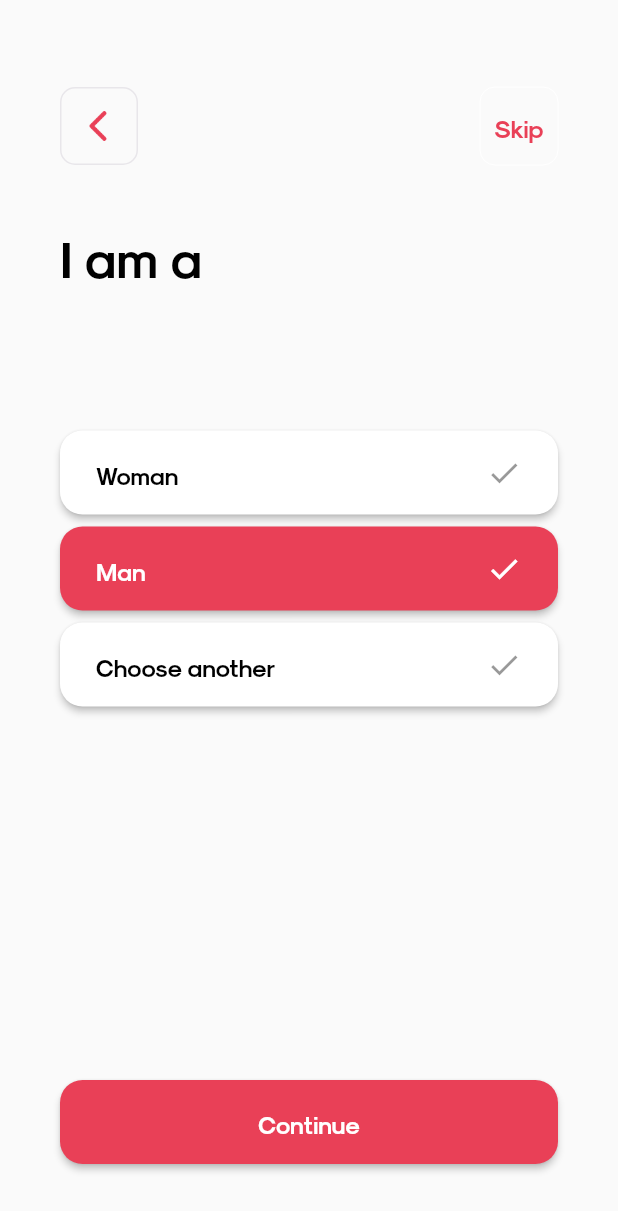
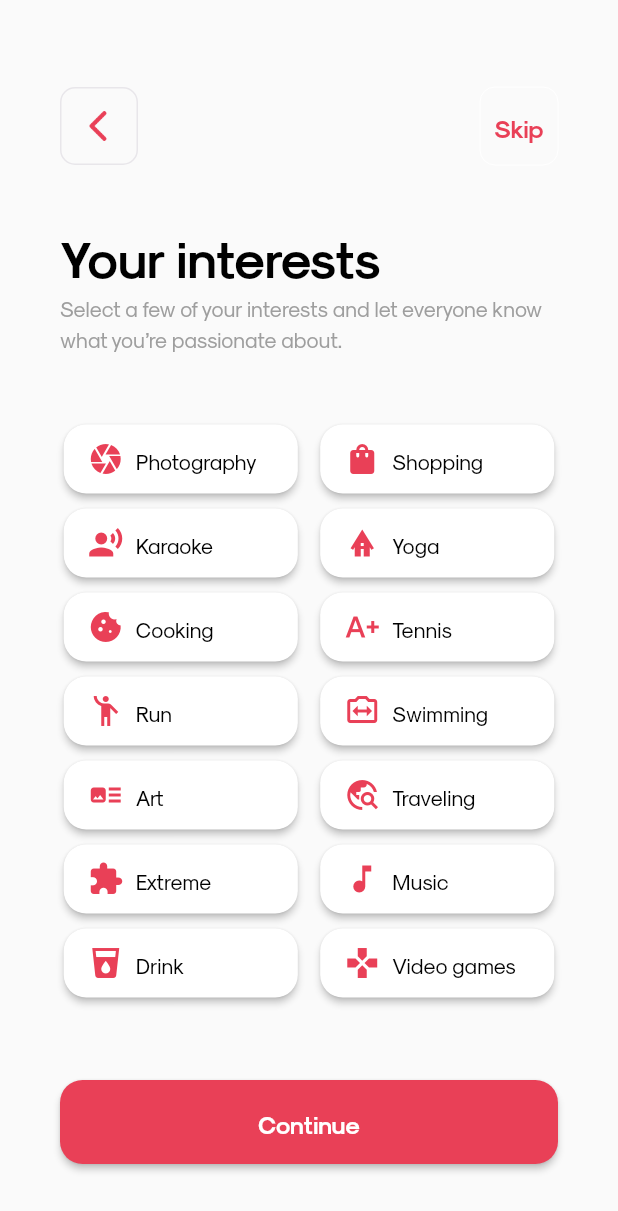
Before and after one commit to pdong15dth/d_once, a Flutter app: the SelectGenderView screen opened by its route, after a tap on "Continue", on a phone screen of 412 x 824 dp. Shown: the top 1211 px of the screen. Run offline on Flutter 3.47's test engine with Material 2 defaults, Android fonts, the phone set to English and light mode, and no system bars; our stand-ins replace carousel_slider, dartz, data_connection_checker, device_info, dio, easy_localization and 9 more; accounts and stored records are empty; generated files the repository leaves out were written again.

Commit message:
select passion screen

```diff
--- a/lib/presentation/register_use_phone/select_gender/select_gender.dart
+++ b/lib/presentation/register_use_phone/select_gender/select_gender.dart
@@ -1,5 +1,6 @@
 import 'package:d_once/presentation/common/navigation_custom/navigation_custom.dart';
 import 'package:d_once/presentation/resources/color_manager.dart';
+import 'package:d_once/presentation/resources/routes_manager.dart';
 import 'package:d_once/presentation/resources/styles_manager.dart';
 import 'package:d_once/presentation/resources/values_manager.dart';
 import 'package:flutter/material.dart';
@@ -108,7 +109,9 @@ class _SelectGenderViewState extends State<SelectGenderView> {
               width: double.infinity,
               height: AppSize.s56,
               child: ElevatedButton(
-                onPressed: () {},
+                onPressed: () {
+                  Navigator.pushNamed(context, Routes.registerSelectPassionRoute);
+                },
                 child: Text(
                   "Continue",
                   style: getBoldStyle(color: ColorManager.white, fontSize: 16),
--- /dev/null
+++ b/lib/presentation/register_use_phone/select_passions/select_passion.dart
@@ -0,0 +1,156 @@
+import 'package:d_once/presentation/common/navigation_custom/navigation_custom.dart';
+import 'package:d_once/presentation/resources/color_manager.dart';
+import 'package:d_once/presentation/resources/styles_manager.dart';
+import 'package:d_once/presentation/resources/values_manager.dart';
+import 'package:dartz/dartz_unsafe.dart';
+import 'package:flutter/material.dart';
+import 'package:flutter/src/widgets/framework.dart';
+import 'package:flutter/src/widgets/placeholder.dart';
+
+class SelectPassionView extends StatefulWidget {
+  const SelectPassionView({super.key});
+
+  @override
+  State<SelectPassionView> createState() => _SelectPassionViewState();
+}
+
+class PassionsObject {
+  String title;
+  IconData icon;
+  bool selected;
+  PassionsObject(this.title, this.icon, {this.selected = false});
+}
+
+class _SelectPassionViewState extends State<SelectPassionView> {
+  List<PassionsObject> _passions = [
+    PassionsObject("Photography", Icons.camera),
+    PassionsObject("Shopping", Icons.shopping_bag),
+    PassionsObject("Karaoke", Icons.record_voice_over),
+    PassionsObject("Yoga", Icons.bungalow),
+    PassionsObject("Cooking", Icons.cookie_sharp),
+    PassionsObject("Tennis", Icons.text_increase),
+    PassionsObject("Run", Icons.emoji_people),
+    PassionsObject("Swimming", Icons.switch_camera_outlined),
+    PassionsObject("Art", Icons.art_track),
+    PassionsObject("Traveling", Icons.travel_explore),
+    PassionsObject("Extreme", Icons.extension_rounded),
+    PassionsObject("Music", Icons.music_note),
+    PassionsObject("Drink", Icons.local_drink),
+    PassionsObject("Video games", Icons.games),
+  ];
+
+  @override
+  Widget build(BuildContext context) {
+    return Scaffold(
+      body: Column(
+        mainAxisAlignment: MainAxisAlignment.spaceBetween,
+        children: [
+          Column(
+            children: [
+              NavigationCustomView(
+                displayTitle: false,
+                displaySettingButton: true,
+                displaySettingTitle: "Skip",
+                onPressedBack: () {
+                  Navigator.pop(context);
+                },
+                onPressedSetting: () {},
+              ),
+              const SizedBox(height: 32),
+              Padding(
+                padding: const EdgeInsets.only(left: 40, right: 40, bottom: 48),
+                child: Column(
+                  children: [
+                    Container(
+                      alignment: Alignment.centerLeft,
+                      child: Text(
+                        "Your interests",
+                        style: getBoldStyle(
+                            color: ColorManager.black, fontSize: 34),
+                      ),
+                    ),
+                    Container(
+                      alignment: Alignment.centerLeft,
+                      child: Text(
+                        "Select a few of your interests and let everyone know what you’re passionate about.",
+                      ),
+                    ),
+                  ],
+                ),
+              ),
+              Padding(
+                padding: const EdgeInsets.only(left: 40, right: 40, bottom: 48),
+                child: Wrap(
+                  spacing: 15,
+                  runSpacing: 10,
+                  children: List.generate(_passions.length, (index) {
+                    return SizedBox(
+                      height: 46,
+                      width: MediaQuery.of(context).size.width / 2 - 50,
+                      child: ElevatedButton(
+                        style: ElevatedButton.styleFrom(
+                          backgroundColor: _passions[index].selected
+                              ? ColorManager.primary
+                              : ColorManager.white,
+                        ),
+                        onPressed: () {
+                          setState(() {
+                            _passions[index].selected =
+                                !_passions[index].selected;
+                          });
+                        },
+                        child: Row(
+                          children: [
+                            Icon(
+                              _passions[index].icon,
+                              color: _passions[index].selected
+                                  ? ColorManager.white
+                                  : ColorManager.primary,
+                            ),
+                            Padding(
+                              padding: const EdgeInsets.only(left: 8),
+                              child: Text(
+                                _passions[index].title,
+                                style: _passions[index].selected
+                                    ? getBoldStyle(
+                                        color: ColorManager.white,
+                                      )
+                                    : getRegularStyle(
+                                        color: ColorManager.black,
+                                      ),
+                              ),
+                            ),
+                          ],
+                        ),
+                      ),
+                    );
+                  }),
+                ),
+              ),
+            ],
+          ),
+          Padding(
+            padding: const EdgeInsets.only(left: 40, right: 40, bottom: 48),
+            child: SizedBox(
+              width: double.infinity,
+              height: AppSize.s56,
+              child: ElevatedButton(
+                onPressed: () {
+                  List<PassionsObject> passionsSelected =
+                      _passions.where((element) => element.selected).toList();
+                  passionsSelected.forEach((element) {
+                    print(element.title);
+                  });
+                },
+                child: Text(
+                  "Continue",
+                  style: getBoldStyle(color: ColorManager.white, fontSize: 16),
+                ),
+              ),
+            ),
+          ),
+        ],
+      ),
+    );
+  }
+}
--- a/lib/presentation/resources/routes_manager.dart
+++ b/lib/presentation/resources/routes_manager.dart
@@ -3,6 +3,7 @@ import 'package:d_once/presentation/onboarding/onboarding.dart';
 import 'package:d_once/presentation/register_use_phone/register_profile_details/register_profile_details.dart';
 import 'package:d_once/presentation/register_use_phone/register_use_phone.dart';
 import 'package:d_once/presentation/register_use_phone/select_gender/select_gender.dart';
+import 'package:d_once/presentation/register_use_phone/select_passions/select_passion.dart';
 import 'package:d_once/presentation/register_use_phone/sms_code/sms_code.dart';
 import 'package:d_once/presentation/resources/strings_manager.dart';
 import 'package:d_once/presentation/splash/splash.dart';
@@ -24,6 +25,8 @@ class Routes {
       "/registerProfileDetailsRoute"; // update /registerProfileDetailsRoute
   static const String registerSelectGenderRoute =
       "/"; // update /registerSelectGenderRoute
+  static const String registerSelectPassionRoute =
+      "/registerSelectPassionRoute"; // update /registerSelectPassionRoute
   static const String forgotPasswordRoute = "/forgotPassword";
   static const String mainRoute = "/main";
   static const String storeDetailsRoute = "/storeDetails";
@@ -47,8 +50,9 @@ class RouteGenerator {
         return MaterialPageRoute(
             builder: (_) => const RegisterProfileDetailsView());
       case Routes.registerSelectGenderRoute:
-        return MaterialPageRoute(
-            builder: (_) => const SelectGenderView());
+        return MaterialPageRoute(builder: (_) => const SelectGenderView());
+      case Routes.registerSelectPassionRoute:
+        return MaterialPageRoute(builder: (_) => const SelectPassionView());
       default:
         return unDefinedRoute();
     }
--- a/pubspec.yaml
+++ b/pubspec.yaml
@@ -68,7 +68,7 @@ dev_dependencies:
   # activated in the `analysis_options.yaml` file located at the root of your
   # package. See that file for information about deactivating specific lint
   # rules and activating additional ones.
-  flutter_lints: ^2.0.0
+  # flutter_lints: ^2.0.0
 
 # For information on the generic Dart part of this file, see the
 # following page: https://dart.dev/tools/pub/pubspec
```
Also changed, not shown: pubspec.lock.
